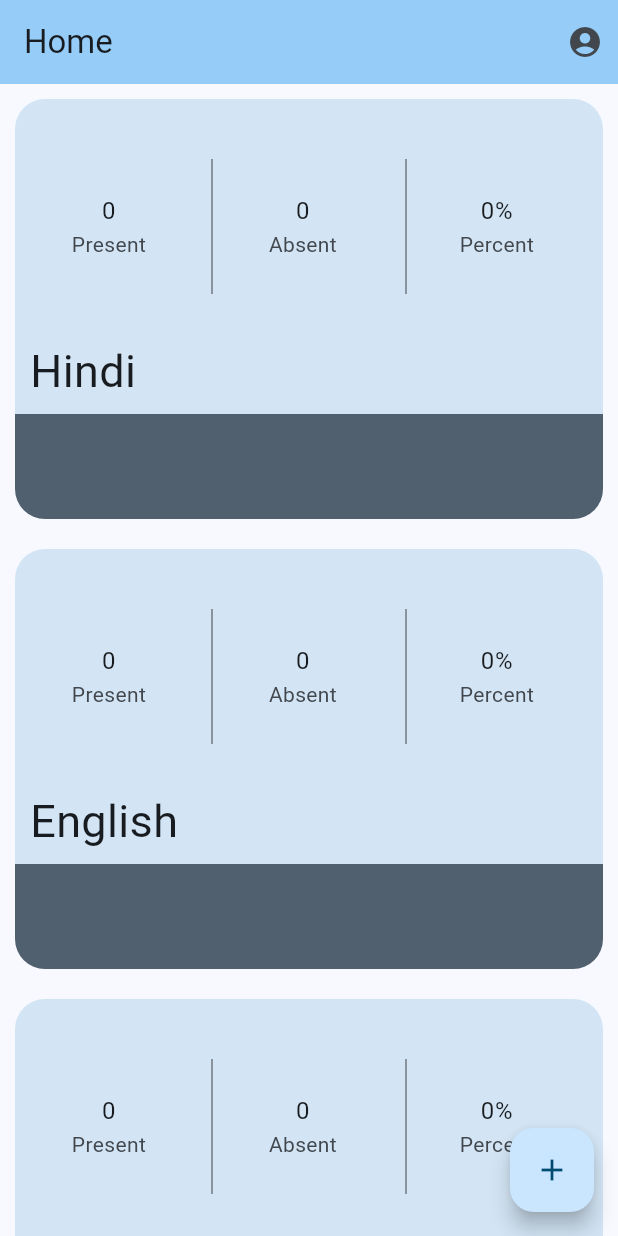
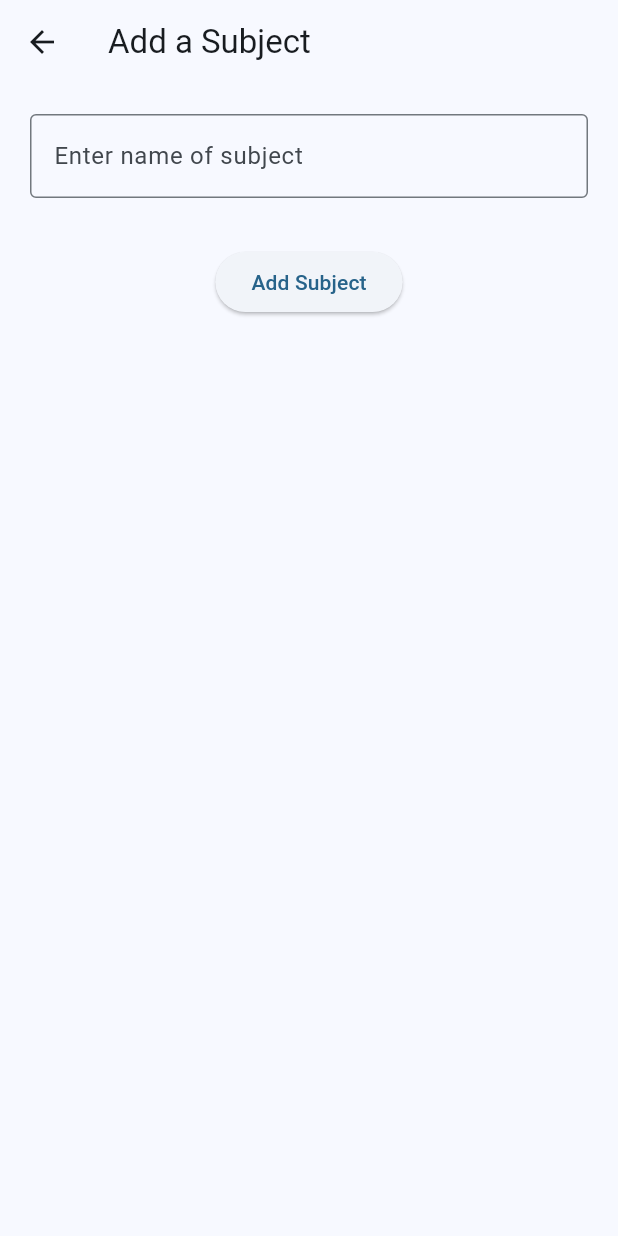
Before and after one commit to fine2006/attendance_app_with_sync, a Flutter app: the screen it shows after launch, after a tap on the "add" icon, on a phone screen of 412 x 824 dp. Run offline on Flutter 3.47's test engine with Material 3 defaults, Android fonts, the phone set to English and light mode, and no system bars; drawn by our look-alikes of dynamic_color.

Commit message:
Pre-adding storage

```diff
--- a/lib/app.dart
+++ b/lib/app.dart
@@ -1,6 +1,7 @@
+import 'package:attendance_app_with_sync/screens/add_subject.dart';
 import 'package:flutter/material.dart';
-import 'package:attendance_app_with_sync/components/subject_viewer.dart';
 import 'package:dynamic_color/dynamic_color.dart';
+import 'package:attendance_app_with_sync/screens/home.dart';
 
 class MyApp extends StatelessWidget {
   const MyApp({super.key});
@@ -26,105 +27,13 @@ class MyApp extends StatelessWidget {
                 ),
           ),
           themeMode: ThemeMode.system,
-          home: const MyHomePage(title: 'Home'),
+          initialRoute: '/',
+          routes: {
+            '/': (context) => MyHomePage(title: "Home"),
+            '/newSubject': (context) => AddSubject(),
+          },
         );
       },
     );
   }
 }
-
-class MyHomePage extends StatefulWidget {
-  const MyHomePage({super.key, required this.title});
-
-  // This widget is the home page of your application. It is stateful, meaning
-  // that it has a State object (defined below) that contains fields that affect
-  // how it looks.
-
-  // This class is the configuration for the state. It holds the values (in this
-  // case the title) provided by the parent (in this case the App widget) and
-  // used by the build method of the State. Fields in a Widget subclass are
-  // always marked "final".
-
-  final String title;
-
-  @override
-  State<MyHomePage> createState() => _MyHomePageState();
-}
-
-class _MyHomePageState extends State<MyHomePage> {
-  @override
-  Widget build(BuildContext context) {
-    ColorScheme theme = Theme.of(context).colorScheme;
-    const subjects = <String>[
-      "Hindi",
-      "English",
-      "Maths",
-      "Science",
-      "Social Science",
-    ];
-    // This method is rerun every time setState is called, for instance as done
-    // by the _incrementCounter method above.
-    //
-    // The Flutter framework has been optimized to make rerunning build methods
-    // fast, so that you can just rebuild anything that needs updating rather
-    // than having to individually change instances of widgets.
-    return Scaffold(
-      appBar: AppBar(
-        // TRY THIS: Try changing the color here to a specific color (to
-        // Colors.amber, perhaps?) and trigger a hot reload to see the AppBar
-        // change color while the other colors stay the same.
-        backgroundColor: theme.inversePrimary,
-        // Here we take the value from the MyHomePage object that was created by
-        // the App.build method, and use it to set our appbar title.
-        title: Text(widget.title),
-        actions: [Icon(Icons.account_circle)],
-        actionsPadding: EdgeInsetsGeometry.all(10),
-      ),
-      body: LayoutBuilder(
-        builder: (context, constraints) {
-          int columns = (constraints.maxWidth / 300).floor();
-          if (columns == 0) columns = 1;
-          return subjects.isEmpty
-              ? Center(
-                child: Column(
-                  crossAxisAlignment: CrossAxisAlignment.center,
-                  mainAxisAlignment: MainAxisAlignment.center,
-                  children: [
-                    Icon(
-                      Icons.add_circle,
-                      size: 250,
-                      color: theme.onInverseSurface,
-                    ),
-                    Text(
-                      "Add a subject",
-                      style: TextStyle(
-                        fontSize: 50,
-                        color: theme.onInverseSurface,
-                      ),
-                    ),
-                  ],
-                ),
-              )
-              : ListView.builder(
-                itemCount: 20,
-                itemExtent: 300,
-                shrinkWrap: false,
-                physics: BouncingScrollPhysics(),
-                itemBuilder: (context, index) {
-                  return SubjectViewer(
-                    subject: subjects[index % 5],
-                    bgColor: theme.secondaryContainer,
-                    borderColor: theme.secondary,
-                  );
-                },
-              );
-        },
-      ),
-      floatingActionButton: FloatingActionButton(
-        onPressed: () {},
-        tooltip: 'Increment',
-        child: const Icon(Icons.add),
-      ), // This trailing comma makes auto-formatting nicer for build methods.
-    );
-  }
-}
--- /dev/null
+++ b/lib/models/subject.dart
@@ -0,0 +1,15 @@
+class Subject {
+  final String subjectName;
+  final int presentClasses;
+  final int absentClasses;
+
+  Subject(this.subjectName, this.presentClasses, this.absentClasses);
+
+  Map<String, dynamic> toMap() {
+    return {
+      'subject': subjectName,
+      'present': presentClasses,
+      'absent': absentClasses,
+    };
+  }
+}
--- /dev/null
+++ b/lib/screens/add_subject.dart
@@ -0,0 +1,33 @@
+import 'package:flutter/material.dart';
+
+class AddSubject extends StatelessWidget {
+  const AddSubject({super.key});
+
+  @override
+  Widget build(BuildContext context) {
+    //ColorScheme theme = Theme.of(context).colorScheme;
+    return SafeArea(
+      child: Scaffold(
+        appBar: AppBar(title: Text("Add a Subject")),
+        body: Padding(
+          padding: EdgeInsetsGeometry.all(20),
+          child: Column(
+            children: [
+              TextField(
+                decoration: InputDecoration(
+                  border: OutlineInputBorder(),
+                  hintText: 'Enter name of subject',
+                ),
+              ),
+              SizedBox(height: 32),
+              ElevatedButton(
+                onPressed: () {},
+                child: const Text("Add Subject"),
+              ),
+            ],
+          ),
+        ),
+      ),
+    );
+  }
+}
--- /dev/null
+++ b/lib/screens/home.dart
@@ -0,0 +1,78 @@
+import 'package:flutter/material.dart';
+import 'package:attendance_app_with_sync/components/subject_viewer.dart';
+
+class MyHomePage extends StatefulWidget {
+  const MyHomePage({super.key, required this.title});
+  final String title;
+
+  @override
+  State<MyHomePage> createState() => _MyHomePageState();
+}
+
+class _MyHomePageState extends State<MyHomePage> {
+  @override
+  Widget build(BuildContext context) {
+    ColorScheme theme = Theme.of(context).colorScheme;
+    const subjects = <String>[
+      "Hindi",
+      "English",
+      "Maths",
+      "Science",
+      "Social Science",
+    ];
+    return Scaffold(
+      appBar: AppBar(
+        //backgroundColor: theme.inversePrimary,
+        title: Text(widget.title),
+        actions: [Icon(Icons.account_circle)],
+        actionsPadding: EdgeInsetsGeometry.all(10),
+      ),
+      body: LayoutBuilder(
+        builder: (context, constraints) {
+          int columns = (constraints.maxWidth / 300).floor();
+          if (columns == 0) columns = 1;
+          return subjects.isEmpty
+              ? Center(
+                child: Column(
+                  crossAxisAlignment: CrossAxisAlignment.center,
+                  mainAxisAlignment: MainAxisAlignment.center,
+                  children: [
+                    Icon(
+                      Icons.add_circle,
+                      size: 250,
+                      color: theme.onInverseSurface,
+                    ),
+                    Text(
+                      "Add a subject",
+                      style: TextStyle(
+                        fontSize: 50,
+                        color: theme.onInverseSurface,
+                      ),
+                    ),
+                  ],
+                ),
+              )
+              : ListView.builder(
+                itemCount: 20,
+                itemExtent: 300,
+                shrinkWrap: false,
+                physics: BouncingScrollPhysics(),
+                itemBuilder: (context, index) {
+                  return SubjectViewer(
+                    subject: subjects[index % 5],
+                    bgColor: theme.secondaryContainer,
+                    borderColor: theme.secondary,
+                  );
+                },
+              );
+        },
+      ),
+      floatingActionButton: FloatingActionButton(
+        onPressed: () {
+          Navigator.pushNamed(context, '/newSubject');
+        },
+        child: const Icon(Icons.add),
+      ),
+    );
+  }
+}
--- /dev/null
+++ b/lib/screens/subject_screen.dart
@@ -0,0 +1 @@
+import 'package:flutter/material.dart';
```
Also changed, not shown: 1 other file.
